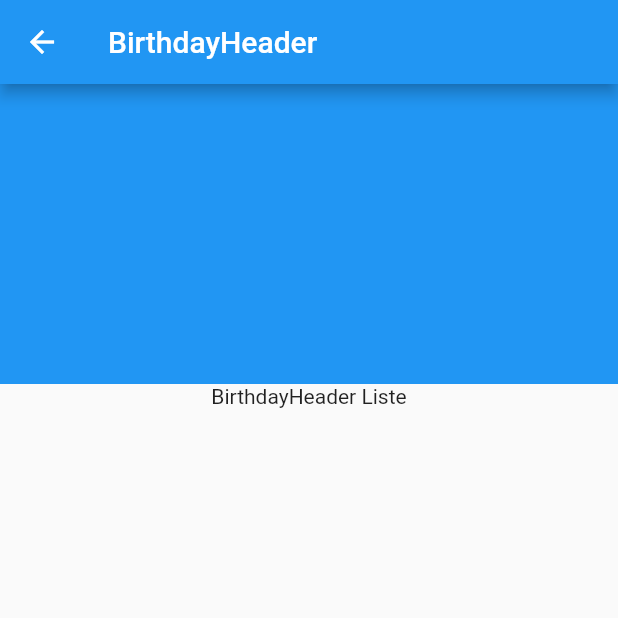
After one commit to drmilde/flutter_app1, a Flutter app: the BirthdayHeaderPage screen opened directly, on a phone screen of 412 x 824 dp, the top half of it. The commit adds this screen. Run offline on Flutter 3.47's test engine with Material 2 defaults, Android fonts, the phone set to English and light mode, and no system bars; our stand-ins replace contacts_service, permission_handler; generated files the repository leaves out were written again.

```diff
--- a/lib/data/DataModel.dart
+++ b/lib/data/DataModel.dart
@@ -1,30 +1,39 @@
+import 'dart:convert';
+
 import 'BirthdayList.dart';
 
 class DataModel {
-  static BirthdayList liste;
+  static BirthdayList _liste;
 
   static int length() {
-    return liste.length();
+    return _liste.length();
   }
 
   static void add(entry) {
-    liste.add(entry);
+    _liste.add(entry);
   }
 
   static void clear() {
-    liste.clear();
+    _liste.clear();
   }
 
   static BirthdayData elementAt(int idx) {
-    return (liste.elementAt(idx));
+    return (_liste.elementAt(idx));
   }
 
   static void doPrint() {
-    liste.doPrint();
+    _liste.doPrint();
+  }
+
+  static String toJson() {
+    return jsonEncode(_liste);
   }
 
   DataModel() {
-    liste = new BirthdayList();
-    liste.clear();
+    // singleton versuch
+    if (_liste == null) {
+      _liste = new BirthdayList();
+      _liste.clear();
+    }
   }
 }
--- a/lib/main.dart
+++ b/lib/main.dart
@@ -59,11 +59,12 @@ class _HomePageState extends State<HomePage> {
   void _testJson() {
     DataModel dm = new DataModel();
 
+    DataModel.add(new BirthdayData("Antonia", "Milde", new DateTime.now()));
     DataModel.add(new BirthdayData("Rebecca", "Milde", new DateTime.now()));
     DataModel.add(new BirthdayData("Rebecca", "Milde", new DateTime.now()));
     DataModel.add(new BirthdayData("Rebecca", "Milde", new DateTime.now()));
 
-    String jsonString = jsonEncode(DataModel.liste);
+    String jsonString = DataModel.toJson();
     print(jsonString);
   }
 
--- a/lib/pages/BirthayListPage.dart
+++ b/lib/pages/BirthayListPage.dart
@@ -26,7 +26,7 @@ class _BirthdayListPageState extends State<BirthdayListPage> {
       ),
       body: Center(
         child: ListView.builder(
-          itemCount: DataModel.liste.length(),
+          itemCount: DataModel.length(),
           padding: EdgeInsets.all(16.0),
           itemBuilder: (context, idx) {
             return _buildRow(idx, DataModel.elementAt(idx).geburtstag.toString());
--- /dev/null
+++ b/lib/pages/BirthdayHeaderPage.dart
@@ -0,0 +1,31 @@
+import 'package:flutter/material.dart';
+
+class BirthdayHeaderPage extends StatefulWidget {
+  @override
+  _BirthdayHeaderPageState createState() => _BirthdayHeaderPageState();
+}
+
+class _BirthdayHeaderPageState extends State<BirthdayHeaderPage> {
+  @override
+  Widget build(BuildContext context) {
+    return Scaffold(
+      appBar: AppBar(
+        title: Text("BirthdayHeader"),
+      ),
+      body: Container(
+        child: Center(
+          child: Column(
+            children: <Widget>[
+              Container(
+                width: 500,
+                height: 200,
+                color: Colors.blue,
+              ),
+              Text("BirthdayHeader Liste"),
+            ],
+          ),
+        ),
+      ),
+    );
+  }
+}
```
Also changed, not shown: lib/widgets/CustomDrawer.dart (+9 -0 lines).
